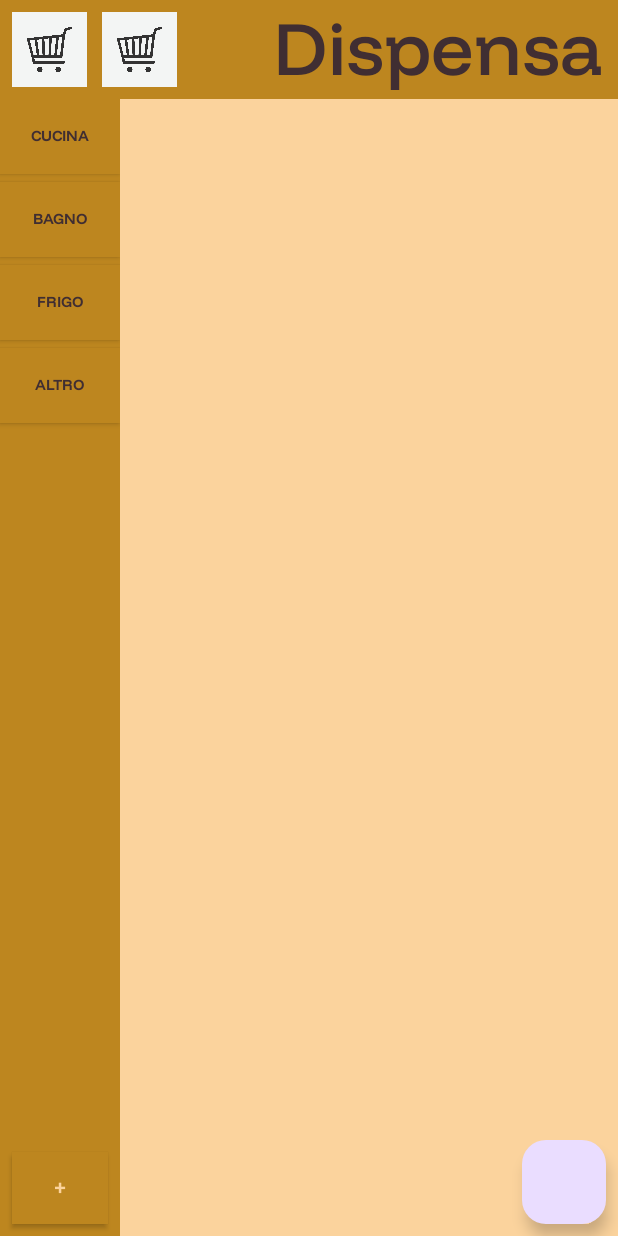
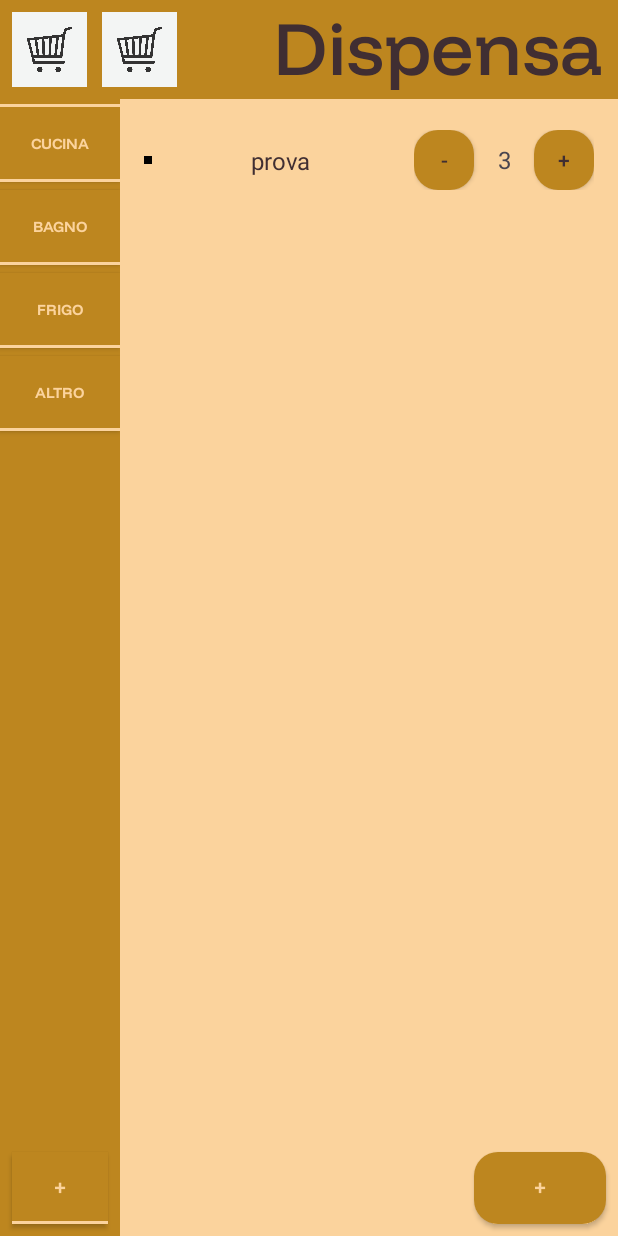
Before and after one commit to YuliaD2609/FarFromHome, an Android app: the PantryActivity screen opened directly, with no data from a screen before it, on a phone screen of 412 x 824 dp. Run offline under Robolectric (Android 15) with nearby library versions, the phone set to English and light mode, and no system bars.

Commit message:
Pantry grafica e vertical menu

```diff
--- a/app/src/main/java/com/example/farfromhome/PantryActivity.java
+++ b/app/src/main/java/com/example/farfromhome/PantryActivity.java
@@ -1,19 +1,19 @@
 package com.example.farfromhome;
+
 import android.app.Activity;
+import android.content.Intent;
 import android.os.Bundle;
-import android.view.View;
+import android.widget.Button;
 import android.widget.TextView;
-import android.widget.Toast;
 import androidx.recyclerview.widget.LinearLayoutManager;
 import androidx.recyclerview.widget.RecyclerView;
-import com.google.android.material.floatingactionbutton.FloatingActionButton;
 import java.util.ArrayList;
 import java.util.List;
 
 public class PantryActivity extends Activity {
 
     private RecyclerView itemList;
-    private FloatingActionButton addItemButton;
+    private Button addItemButton;
     private ItemAdapter itemAdapter;
     private List<Item> items;
 
@@ -30,17 +30,16 @@
 
         // Setup RecyclerView
         items = new ArrayList<>(); // Load items from database here
+        Item i=new Item("prova", 3, 1);
+        items.add(i);
         itemAdapter = new ItemAdapter(items);
         itemList.setLayoutManager(new LinearLayoutManager(this));
         itemList.setAdapter(itemAdapter);
 
         // Add Item Button Click Listener
-        addItemButton.setOnClickListener(new View.OnClickListener() {
-            @Override
-            public void onClick(View v) {
-                // Handle adding a new item
-                Toast.makeText(PantryActivity.this, "Add Item Clicked", Toast.LENGTH_SHORT).show();
-            }
+        addItemButton.setOnClickListener(v -> {
+            Intent intent = new Intent(PantryActivity.this, PantryAddProduct.class);
+            startActivity(intent);
         });
     }
 
--- /dev/null
+++ b/app/src/main/res/drawable/menu_buttons.xml
@@ -0,0 +1,16 @@
+<layer-list xmlns:android="http://schemas.android.com/apk/res/android">
+    <!-- Sfondo marrone -->
+    <item>
+        <shape android:shape="rectangle">
+            <solid android:color="@color/brown" />
+        </shape>
+    </item>
+
+    <!-- Bordo inferiore lightBrown -->
+    <item android:gravity="bottom">
+        <shape android:shape="rectangle">
+            <size android:height="2dp" />
+            <solid android:color="@color/lightBrown" />
+        </shape>
+    </item>
+</layer-list>
--- a/app/src/main/res/layout/item_layout.xml
+++ b/app/src/main/res/layout/item_layout.xml
@@ -39,9 +39,9 @@
             android:id="@+id/decrementButton"
             android:layout_width="40dp"
             android:layout_height="40dp"
-            android:text="-"
-            android:background="@color/brown"
-            />
+            android:background="@drawable/rounded_background"
+            android:textColor="@color/black"
+            android:text="-"/>
 
         <TextView
             android:id="@+id/itemQuantity"
@@ -56,6 +56,7 @@
             android:layout_width="40dp"
             android:layout_height="40dp"
             android:text="+"
-            android:background="@color/brown"/>
+            android:textColor="@color/black"
+            android:background="@drawable/rounded_background"/>
     </LinearLayout>
 </LinearLayout>
--- a/app/src/main/res/layout/pantry_layout.xml
+++ b/app/src/main/res/layout/pantry_layout.xml
@@ -28,16 +28,16 @@
             android:layout_below="@id/horizontal_menu"
             android:padding="8dp" />
 
-    <com.google.android.material.floatingactionbutton.FloatingActionButton
+    <Button
         android:id="@+id/addItemButton"
         android:layout_width="wrap_content"
         android:layout_height="wrap_content"
-        android:text="Aggiungi elemento"
+        android:text="+"
         android:gravity="center"
         android:layout_gravity="end"
         android:onClick="addElement"
-        android:background="@color/brown"
-        android:textColor="@color/black"
+        android:background="@drawable/rounded_background"
+        android:textColor="@color/lightBrown"
         android:fontFamily="@font/funneldisplay_bold"
         android:padding="0dp"
         android:layout_margin="8dp"
--- a/app/src/main/res/layout/vertical_menu.xml
+++ b/app/src/main/res/layout/vertical_menu.xml
@@ -20,53 +20,59 @@
             android:orientation="vertical">
 
             <Button
+                android:layout_width="80dp"
+                android:layout_height="5dp"
+                android:background="@drawable/menu_buttons"
+                />
+
+            <Button
                 android:id="@+id/Cucina"
-                android:layout_width="80dp"
+                android:layout_width="match_parent"
                 android:layout_height="50dp"
                 android:textSize="10dp"
                 android:text="Cucina"
                 android:onClick="goToCategory1"
-                android:background="@color/brown"
-                android:textColor="@color/black"
+                android:background="@drawable/menu_buttons"
+                android:textColor="@color/lightBrown"
                 android:fontFamily="@font/funneldisplay_bold"
                 android:padding="0dp"
                 android:layout_marginBottom="5dp"
                 />
             <Button
                 android:id="@+id/Bagno"
-                android:layout_width="80dp"
+                android:layout_width="match_parent"
                 android:layout_height="50dp"
                 android:textSize="10dp"
                 android:text="Bagno"
                 android:onClick="goToCategory1"
-                android:background="@color/brown"
-                android:textColor="@color/black"
+                android:background="@drawable/menu_buttons"
+                android:textColor="@color/lightBrown"
                 android:fontFamily="@font/funneldisplay_bold"
                 android:padding="0dp"
                 android:layout_marginBottom="5dp"
                 />
             <Button
                 android:id="@+id/Frigo"
-                android:layout_width="80dp"
+                android:layout_width="match_parent"
                 android:layout_height="50dp"
                 android:textSize="10dp"
                 android:text="Frigo"
                 android:onClick="goToCategory1"
-                android:background="@color/brown"
-                android:textColor="@color/black"
+                android:background="@drawable/menu_buttons"
+                android:textColor="@color/lightBrown"
                 android:fontFamily="@font/funneldisplay_bold"
                 android:padding="0dp"
                 android:layout_marginBottom="5dp"
                 />
             <Button
                 android:id="@+id/Altro"
-                android:layout_width="80dp"
+                android:layout_width="match_parent"
                 android:layout_height="50dp"
                 android:textSize="10dp"
                 android:text="Altro"
                 android:onClick="goToCategory1"
-                android:background="@color/brown"
-                android:textColor="@color/black"
+                android:background="@drawable/menu_buttons"
+                android:textColor="@color/lightBrown"
                 android:fontFamily="@font/funneldisplay_bold"
                 android:padding="0dp"
                 android:layout_marginBottom="5dp"
@@ -81,7 +87,7 @@
         android:layout_height="wrap_content"
         android:text="+"
         android:onClick="addCategory"
-        android:background="@color/brown"
+        android:background="@drawable/menu_buttons"
         android:textColor="@color/lightBrown"
         android:fontFamily="@font/funneldisplay_bold"
         android:padding="0dp"
```
